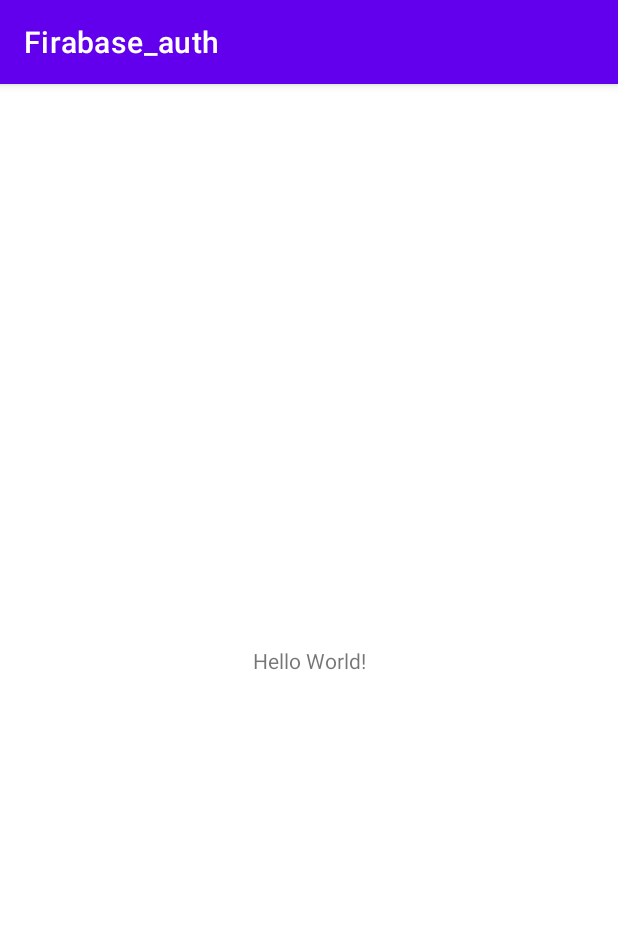
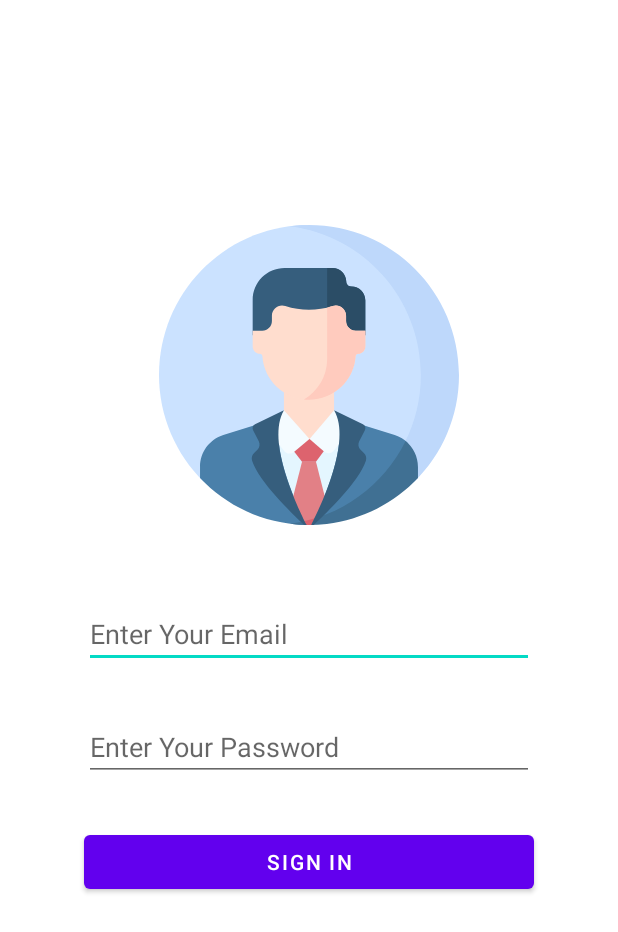
Before and after one commit to marsaif/Firabase_auth, an Android app: the screen it shows after launch (MainActivity before the commit, LoginActivity after it), on a phone screen of 412 x 824 dp. Shown: the top 932 px of the screen. Run offline under Robolectric (Android 15) with nearby library versions, the phone set to English and light mode, and no system bars.

Commit message:
Create Login Ui

```diff
--- a/app/src/main/AndroidManifest.xml
+++ b/app/src/main/AndroidManifest.xml
@@ -1,6 +1,6 @@
 <?xml version="1.0" encoding="utf-8"?>
 <manifest xmlns:android="http://schemas.android.com/apk/res/android"
-    package="com.example.firabase_auth" >
+    package="com.example.firabase_auth">
 
     <application
         android:allowBackup="true"
@@ -8,10 +8,11 @@
         android:label="@string/app_name"
         android:roundIcon="@mipmap/ic_launcher_round"
         android:supportsRtl="true"
-        android:theme="@style/Theme.Firabase_auth" >
+        android:theme="@style/Theme.Firabase_auth">
+
         <activity
-            android:name=".MainActivity"
-            android:exported="true" >
+            android:name="activities.LoginActivity"
+            android:exported="true">
             <intent-filter>
                 <action android:name="android.intent.action.MAIN" />
 
--- a/app/src/main/java/com/example/firabase_auth/MainActivity.java
+++ b/app/src/main/java/activities/LoginActivity.java
@@ -1,13 +1,16 @@
-package com.example.firabase_auth;
+package activities;
 
 import androidx.appcompat.app.AppCompatActivity;
+
 import android.os.Bundle;
 
-public class MainActivity extends AppCompatActivity {
+import com.example.firabase_auth.R;
+
+public class LoginActivity extends AppCompatActivity {
 
     @Override
     protected void onCreate(Bundle savedInstanceState) {
         super.onCreate(savedInstanceState);
-        setContentView(R.layout.activity_main);
+        setContentView(R.layout.activity_login);
     }
 }
--- /dev/null
+++ b/app/src/main/res/drawable/sign_in_logo.xml
@@ -0,0 +1,57 @@
+<vector xmlns:android="http://schemas.android.com/apk/res/android"
+    android:width="512dp"
+    android:height="512dp"
+    android:viewportWidth="512"
+    android:viewportHeight="512">
+    <path
+        android:pathData="m256.025,483.334 l101.429,-25.614c57.895,-48.074 94.771,-120.586 94.771,-201.719 0,-125.144 -87.711,-229.801 -205.012,-255.852 -137.316,4.631 -247.213,117.407 -247.213,255.851 0,71.112 29,135.446 75.812,181.836z"
+        android:fillColor="#cbe2ff"/>
+    <path
+        android:pathData="m446.914,256c0,83.915 -40.381,158.391 -102.765,205.079l92.031,-23.241c46.815,-46.39 75.82,-110.724 75.82,-181.838 0,-141.385 -114.615,-256 -256,-256 -11.024,0 -21.886,0.698 -32.543,2.05 126.019,15.988 223.457,123.59 223.457,253.95z"
+        android:fillColor="#bed8fb"/>
+    <path
+        android:pathData="m319.621,96.952c0,-13.075 -10.599,-23.674 -23.674,-23.674h-81.582c-30.091,0 -54.485,24.394 -54.485,54.485v60.493h192.209v-59.635c0,-13.075 -10.599,-23.674 -23.674,-23.674h-0.798c-4.416,0 -7.996,-3.579 -7.996,-7.995z"
+        android:fillColor="#365e7d"/>
+    <path
+        android:pathData="m328.415,104.947h-0.798c-4.416,0 -7.996,-3.58 -7.996,-7.996 0,-13.075 -10.599,-23.674 -23.674,-23.674h-8.945v114.978h65.086v-59.635c0.001,-13.073 -10.599,-23.673 -23.673,-23.673z"
+        android:fillColor="#2b4d66"/>
+    <path
+        android:pathData="m425.045,372.355c-6.259,-6.182 -14.001,-10.963 -22.79,-13.745l-69.891,-22.128 -76.348,-2.683 -76.38,2.683 -69.891,22.128c-23.644,7.486 -39.713,29.428 -39.713,54.229v19.094c44.789,47.328 107.451,77.568 177.183,79.92 78.128,-17.353 143.129,-69.576 177.83,-139.498z"
+        android:fillColor="#4a80aa"/>
+    <path
+        android:pathData="m441.968,431.932v-19.094c0,-17.536 -8.04,-33.635 -21.105,-44.213 -37.111,75.626 -110.422,130.268 -197.346,141.317 10.492,1.329 21.178,2.038 32.026,2.057 10.423,-0.016 20.708,-0.62 30.824,-1.782 61.031,-7.212 115.485,-35.894 155.601,-78.285z"
+        android:fillColor="#407093"/>
+    <path
+        android:pathData="m261.796,508.168c15.489,-30.751 55.822,-118.067 44.321,-172.609l-50.101,-19.499 -50.148,19.5c-11.856,56.225 31.37,147.277 45.681,175.29 3.442,-0.826 6.859,-1.721 10.247,-2.682z"
+        android:fillColor="#e4f6ff"/>
+    <path
+        android:pathData="m288.197,483.789 l-20.314,-79.917h-23.767l-20.264,79.699 25.058,27.897c6.361,-1.457 12.634,-3.146 18.81,-5.057z"
+        android:fillColor="#e28086"/>
+    <path
+        android:pathData="m249.302,511.905c2.075,0.054 4.154,0.091 6.241,0.095 2.415,-0.004 4.822,-0.046 7.222,-0.113l12.907,-14.259c-10.159,3.564 -20.61,6.506 -31.309,8.779z"
+        android:fillColor="#dd636e"/>
+    <path
+        android:pathData="m298.774,328.183v-45.066h-85.58v45.066c0,23.632 42.79,49.446 42.79,49.446s42.79,-25.814 42.79,-49.446z"
+        android:fillColor="#ffddce"/>
+    <path
+        android:pathData="m352.089,180.318h-16.359c-9.098,0 -16.473,-7.375 -16.473,-16.473v-9.015c0,-11.851 -11.595,-20.23 -22.847,-16.511 -26.243,8.674 -54.579,8.676 -80.823,0.006l-0.031,-0.01c-11.252,-3.717 -22.845,4.662 -22.845,16.512v9.019c0,9.098 -7.375,16.473 -16.473,16.473h-16.358v26.938c0,6.883 5.58,12.464 12.464,12.464 2.172,0 3.939,1.701 4.076,3.869 2.628,41.668 37.235,74.654 79.565,74.654 42.33,0 76.937,-32.986 79.565,-74.654 0.137,-2.167 1.904,-3.869 4.076,-3.869 6.883,0 12.464,-5.58 12.464,-12.464v-26.939z"
+        android:fillColor="#ffddce"/>
+    <path
+        android:pathData="m335.73,180.318c-9.098,0 -16.473,-7.375 -16.473,-16.473v-9.015c0,-11.851 -11.595,-20.23 -22.847,-16.511 -3.108,1.027 -6.247,1.923 -9.407,2.707v88.972c-0.438,28.948 -16.3,54.142 -39.725,67.758 2.861,0.311 5.763,0.486 8.706,0.486 42.33,0 76.937,-32.986 79.565,-74.654 0.137,-2.167 1.904,-3.869 4.076,-3.869 6.883,0 12.464,-5.58 12.464,-12.464v-26.938h-16.359z"
+        android:fillColor="#ffcbbe"/>
+    <path
+        android:pathData="m213.194,316.06 l-33.558,27.267 35.192,43.513c4.281,4.168 11.019,4.424 15.605,0.594l26.465,-22.107z"
+        android:fillColor="#f4fbff"/>
+    <path
+        android:pathData="m298.79,316.06 l-41.892,49.267 24.874,21.268c4.557,3.896 11.327,3.7 15.651,-0.453l34.94,-42.815z"
+        android:fillColor="#f4fbff"/>
+    <path
+        android:pathData="m213.194,316.06 l-49.256,24.199c-3.75,1.842 -5.256,6.404 -3.341,10.117l9.65,18.71c2.501,4.848 1.578,10.756 -2.282,14.61 -1.987,1.983 -4.139,4.131 -6.004,5.993 -3.338,3.332 -4.537,8.255 -3.067,12.737 11.651,35.517 67.725,89.828 88.946,109.478 1.427,0.038 2.857,0.064 4.29,0.08 -15.389,-29.933 -69.922,-143.655 -38.936,-195.924z"
+        android:fillColor="#365e7d"/>
+    <path
+        android:pathData="m344.019,383.695c-3.861,-3.854 -4.783,-9.762 -2.282,-14.61l9.65,-18.71c1.915,-3.713 0.409,-8.275 -3.341,-10.117l-49.256,-24.198c30.978,52.255 -23.517,165.929 -38.923,195.9 1.448,-0.025 2.893,-0.061 4.335,-0.109 21.265,-19.695 77.248,-73.94 88.888,-109.424 1.47,-4.482 0.271,-9.405 -3.067,-12.737 -1.865,-1.863 -4.017,-4.012 -6.004,-5.995z"
+        android:fillColor="#365e7d"/>
+    <path
+        android:pathData="m256.898,365.327 l-26.06,21.764 13.278,16.781h23.767l13.279,-17.771z"
+        android:fillColor="#dd636e"/>
+</vector>
--- /dev/null
+++ b/app/src/main/res/layout/activity_login.xml
@@ -0,0 +1,75 @@
+<?xml version="1.0" encoding="utf-8"?>
+<LinearLayout xmlns:android="http://schemas.android.com/apk/res/android"
+    xmlns:app="http://schemas.android.com/apk/res-auto"
+    xmlns:tools="http://schemas.android.com/tools"
+    android:layout_width="match_parent"
+    android:layout_height="match_parent"
+    android:orientation="vertical"
+    tools:context="activities.LoginActivity">
+
+
+    <LinearLayout
+        android:layout_width="match_parent"
+        android:layout_height="wrap_content"
+        android:gravity="center_horizontal"
+        android:layout_marginTop="@dimen/margin_large">
+
+        <ImageView
+            android:id="@+id/logoSignIn"
+            android:layout_width="@dimen/logo_width"
+            android:layout_height="@dimen/logo_height"
+            android:src="@drawable/sign_in_logo">
+        </ImageView>
+
+    </LinearLayout>
+
+    <LinearLayout
+        android:layout_width="match_parent"
+        android:layout_height="wrap_content"
+        android:layout_marginTop="@dimen/margin_small"
+        android:gravity="center_horizontal"
+        >
+
+        <EditText
+            android:id="@+id/editText_email"
+            android:layout_width="@dimen/edit_text_width"
+            android:layout_height="wrap_content"
+            android:hint="@string/email_hint"
+            android:inputType="textEmailAddress">
+
+        </EditText>
+
+    </LinearLayout>
+
+    <LinearLayout
+        android:layout_width="match_parent"
+        android:layout_height="wrap_content"
+        android:layout_marginTop="@dimen/margin_xsmall"
+        android:gravity="center_horizontal">
+
+        <EditText
+            android:id="@+id/editText_password"
+            android:layout_width="@dimen/edit_text_width"
+            android:layout_height="wrap_content"
+            android:hint="@string/password_hint"
+            android:inputType="textPassword">
+
+        </EditText>
+
+    </LinearLayout>
+
+    <LinearLayout
+        android:layout_width="match_parent"
+        android:layout_height="wrap_content"
+        android:gravity="center_horizontal"
+        android:layout_marginTop="@dimen/margin_xsmall"
+        >
+    <Button
+        android:id="@+id/button_sign_in"
+        android:layout_width="@dimen/button_width"
+        android:layout_height="wrap_content"
+        android:text="@string/sign_in"
+        />
+    </LinearLayout>
+
+</LinearLayout>
--- a/app/src/main/res/layout/activity_main.xml
+++ /dev/null
@@ -1,18 +0,0 @@
-<?xml version="1.0" encoding="utf-8"?>
-<androidx.constraintlayout.widget.ConstraintLayout
-    xmlns:android="http://schemas.android.com/apk/res/android"
-    xmlns:tools="http://schemas.android.com/tools"
-    xmlns:app="http://schemas.android.com/apk/res-auto"
-    android:layout_width="match_parent"
-    android:layout_height="match_parent"
-    tools:context=".MainActivity">
-    <TextView
-      android:layout_width="wrap_content"
-      android:layout_height="wrap_content"
-      android:text="Hello World!"
-      app:layout_constraintBottom_toBottomOf="parent"
-      app:layout_constraintLeft_toLeftOf="parent"
-      app:layout_constraintRight_toRightOf="parent"
-      app:layout_constraintTop_toTopOf="parent" />
-
-  </androidx.constraintlayout.widget.ConstraintLayout>
--- /dev/null
+++ b/app/src/main/res/values/dimen.xml
@@ -0,0 +1,12 @@
+<?xml version="1.0" encoding="utf-8"?>
+<resources>
+    <dimen name="margin_large"> 150dp </dimen>
+    <dimen name="margin_small"> 50dp </dimen>
+    <dimen name="margin_xsmall"> 30dp </dimen>
+
+    <dimen name="logo_width"> 200dp </dimen>
+    <dimen name="logo_height"> 200dp </dimen>
+    <dimen name="edit_text_width"> 300dp </dimen>
+    <dimen name="button_width"> 300dp </dimen>
+
+</resources>
--- a/app/src/main/res/values/strings.xml
+++ b/app/src/main/res/values/strings.xml
@@ -1,3 +1,6 @@
 <resources>
     <string name="app_name">Firabase_auth</string>
+    <string name="sign_in">Sign In</string>
+    <string name="email_hint">Enter Your Email</string>
+    <string name="password_hint">Enter Your Password</string>
 </resources>
--- a/app/src/main/res/values/themes.xml
+++ b/app/src/main/res/values/themes.xml
@@ -1,6 +1,6 @@
 <resources xmlns:tools="http://schemas.android.com/tools">
     <!-- Base application theme. -->
-    <style name="Theme.Firabase_auth" parent="Theme.MaterialComponents.DayNight.DarkActionBar">
+    <style name="Theme.Firabase_auth" parent="Theme.MaterialComponents.DayNight.NoActionBar">
         <!-- Primary brand color. -->
         <item name="colorPrimary">@color/purple_500</item>
         <item name="colorPrimaryVariant">@color/purple_700</item>
```
